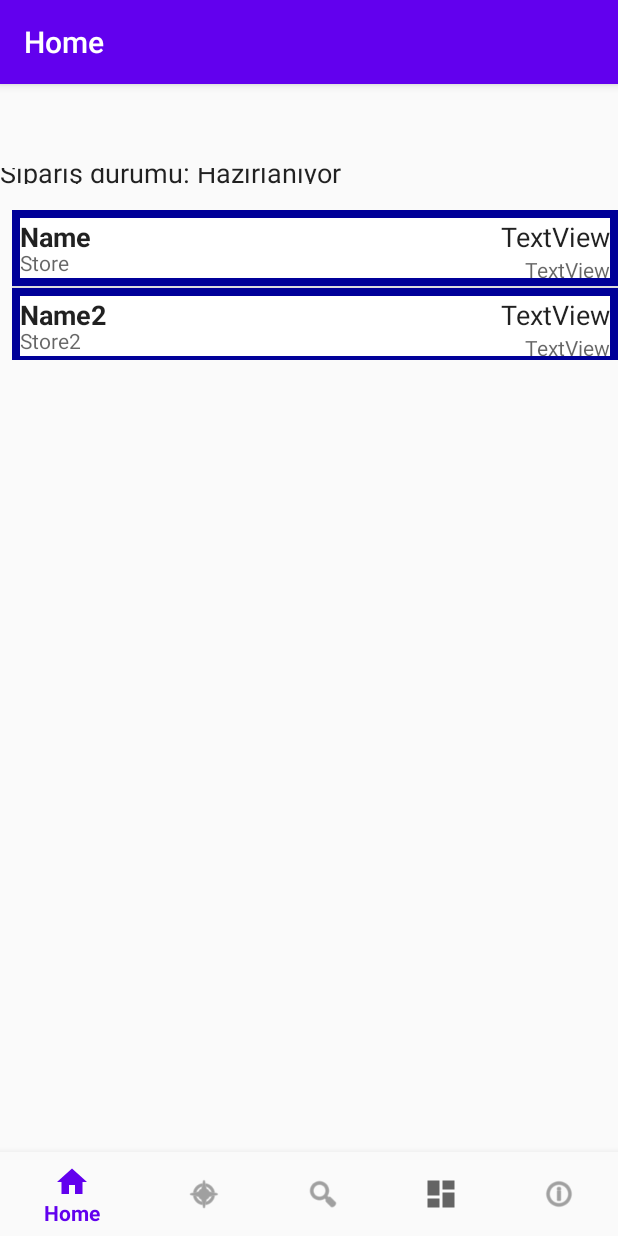
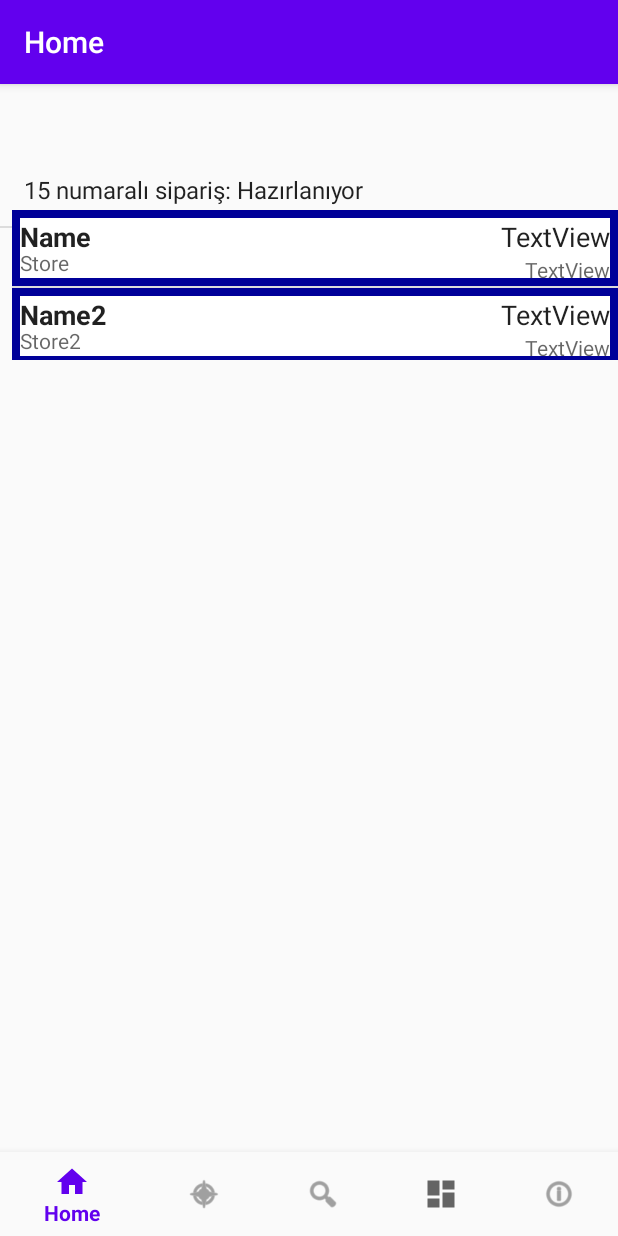
Before and after one commit to mbdemirkan/marna, an Android app: the screen it shows after launch (MainActivity), on a phone screen of 412 x 824 dp. Run offline under Robolectric (Android 15) with nearby library versions, the phone set to English and light mode, and no system bars; our stand-ins replace navigation-ui.

Commit message:
siparliş lite

```diff
--- a/app/src/main/java/com/softtech/marna/ui/order/OrderFragment.java
+++ b/app/src/main/java/com/softtech/marna/ui/order/OrderFragment.java
@@ -4,6 +4,8 @@ import android.os.Bundle;
 import android.view.LayoutInflater;
 import android.view.View;
 import android.view.ViewGroup;
+import android.widget.ArrayAdapter;
+import android.widget.ListView;
 import android.widget.TextView;
 
 import androidx.annotation.NonNull;
@@ -23,6 +25,17 @@ public class OrderFragment extends Fragment {
     public View onCreateView(@NonNull LayoutInflater inflater, ViewGroup container, Bundle savedInstanceState) {
         View view = inflater.inflate(R.layout.fragment_siparis_durumu, container, false);
 
+        String[] ulkeler =
+                {"15 numaralı sipariş: Hazırlanıyor", "16 numaralı sipariş: Göndrrildi"};
+//(A) adımı
+        ListView listemiz=(ListView) view.findViewById(R.id.orderStatusListView);
+
+        //(B) adımı
+        ArrayAdapter<String> veriAdaptoru=new ArrayAdapter<String>(this.getActivity(), android.R.layout.simple_list_item_1, android.R.id.text1, ulkeler);
+
+        //(C) adımı
+        listemiz.setAdapter(veriAdaptoru);
+
         return view;
     }
 }
--- a/app/src/main/res/layout/fragment_siparis_durumu.xml
+++ b/app/src/main/res/layout/fragment_siparis_durumu.xml
@@ -6,13 +6,13 @@
     android:layout_height="match_parent"
     tools:context=".ui.order.OrderFragment">
 
-    <TextView
-        android:id="@+id/textView2"
-        android:layout_width="wrap_content"
-        android:layout_height="20dp"
-        android:text="Sipariş durumu: Hazırlanıyor"
-        android:textAppearance="@style/TextAppearance.AppCompat.Body1"
-        android:textSize="18sp"
-        app:layout_constraintStart_toStartOf="parent"
-        app:layout_constraintTop_toTopOf="parent" />
+    <ListView
+        android:id="@+id/orderStatusListView"
+        android:layout_width="match_parent"
+        android:layout_height="wrap_content"
+        android:layout_alignParentStart="true"
+        android:layout_alignParentTop="true"
+        tools:ignore="MissingConstraints">
+    </ListView>
+
 </androidx.constraintlayout.widget.ConstraintLayout>
```
